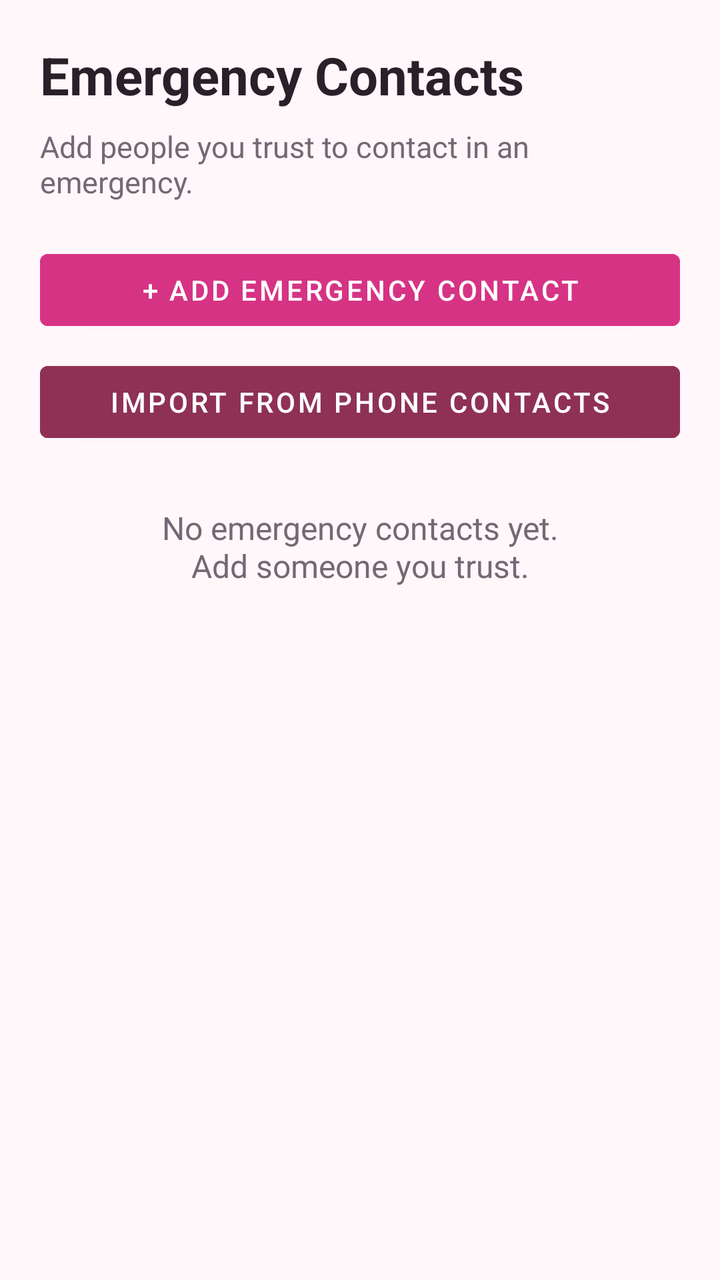
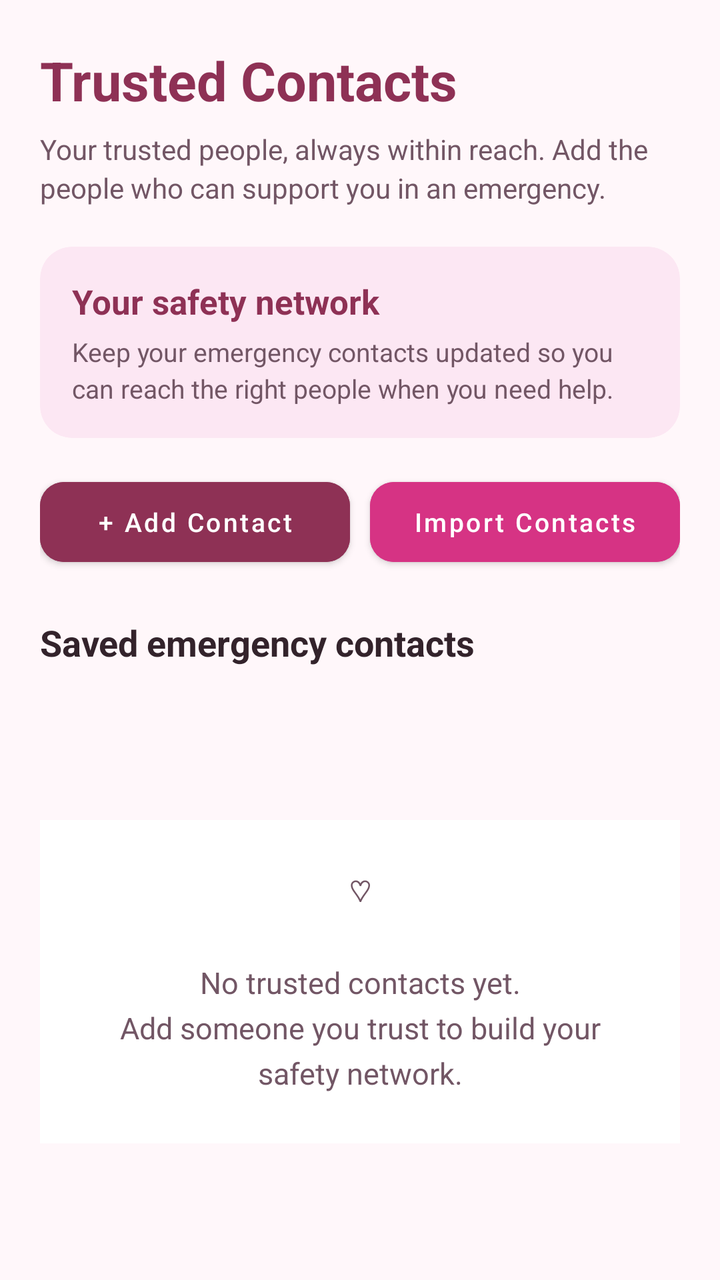

An Android layout rendered at two revisions. The XML below is the earlier revision; the diff shows what the commit changed to produce the second picture.
<!-- AndroidManifest.xml: application theme Theme.SafeHer -->
<!-- res/layout/activity_emergency_contacts.xml -->
<?xml version="1.0" encoding="utf-8"?>
<androidx.constraintlayout.widget.ConstraintLayout
    xmlns:android="http://schemas.android.com/apk/res/android"
    xmlns:app="http://schemas.android.com/apk/res-auto"
    android:layout_width="match_parent"
    android:layout_height="match_parent"
    android:background="#FFF7FA"
    android:padding="20dp">

    <TextView
        android:id="@+id/emergencyContactsTitle"
        android:layout_width="0dp"
        android:layout_height="wrap_content"
        android:text="Emergency Contacts"
        android:textColor="#29202A"
        android:textSize="26sp"
        android:textStyle="bold"
        app:layout_constraintTop_toTopOf="parent"
        app:layout_constraintStart_toStartOf="parent"
        app:layout_constraintEnd_toEndOf="parent" />

    <TextView
        android:id="@+id/emergencyContactsSubtitle"
        android:layout_width="0dp"
        android:layout_height="wrap_content"
        android:layout_marginTop="8dp"
        android:text="Add people you trust to contact in an emergency."
        android:textColor="#756875"
        android:textSize="15sp"
        app:layout_constraintTop_toBottomOf="@id/emergencyContactsTitle"
        app:layout_constraintStart_toStartOf="parent"
        app:layout_constraintEnd_toEndOf="parent" />

    <Button
        android:id="@+id/addEmergencyContactButton"
        android:layout_width="0dp"
        android:layout_height="wrap_content"
        android:layout_marginTop="20dp"
        android:backgroundTint="#D63384"
        android:text="+ Add Emergency Contact"
        android:textColor="#FFFFFF"
        app:layout_constraintTop_toBottomOf="@id/emergencyContactsSubtitle"
        app:layout_constraintStart_toStartOf="parent"
        app:layout_constraintEnd_toEndOf="parent" />

    <Button
        android:id="@+id/importPhoneContactsButton"
        android:layout_width="0dp"
        android:layout_height="wrap_content"
        android:layout_marginTop="8dp"
        android:backgroundTint="#8E3155"
        android:text="Import from Phone Contacts"
        android:textColor="#FFFFFF"
        app:layout_constraintTop_toBottomOf="@id/addEmergencyContactButton"
        app:layout_constraintStart_toStartOf="parent"
        app:layout_constraintEnd_toEndOf="parent" />

    <TextView
        android:id="@+id/emptyContactsText"
        android:layout_width="0dp"
        android:layout_height="wrap_content"
        android:layout_marginTop="28dp"
        android:gravity="center"
        android:text="No emergency contacts yet.\nAdd someone you trust."
        android:textColor="#756875"
        android:textSize="16sp"
        android:visibility="visible"
        app:layout_constraintTop_toBottomOf="@id/importPhoneContactsButton"
        app:layout_constraintStart_toStartOf="parent"
        app:layout_constraintEnd_toEndOf="parent" />

    <androidx.recyclerview.widget.RecyclerView
        android:id="@+id/emergencyContactsRecyclerView"
        android:layout_width="0dp"
        android:layout_height="0dp"
        android:layout_marginTop="16dp"
        android:clipToPadding="false"
        android:paddingBottom="12dp"
        app:layout_constraintTop_toBottomOf="@id/importPhoneContactsButton"
        app:layout_constraintBottom_toBottomOf="parent"
        app:layout_constraintStart_toStartOf="parent"
        app:layout_constraintEnd_toEndOf="parent" />

</androidx.constraintlayout.widget.ConstraintLayout>
<!-- resources referenced by this layout -->
<resources>
  <style name="Theme.SafeHer" parent="Theme.MaterialComponents.DayNight.DarkActionBar">
          
          <item name="colorPrimary">@color/purple_500</item>
          <item name="colorPrimaryVariant">@color/purple_700</item>
          <item name="colorOnPrimary">@color/white</item>
          
          <item name="colorSecondary">@color/teal_200</item>
          <item name="colorSecondaryVariant">@color/teal_700</item>
          <item name="colorOnSecondary">@color/black</item>
          
          <item name="android:statusBarColor">?attr/colorPrimaryVariant</item>
          
      </style>
  <color name="purple_500">#FF6200EE</color>
  <color name="purple_700">#FF3700B3</color>
  <color name="white">#FFFFFFFF</color>
  <color name="teal_200">#FF03DAC5</color>
  <color name="teal_700">#FF018786</color>
  <color name="black">#FF000000</color>
</resources>

<!-- the commit's change to res/layout/activity_emergency_contacts.xml (unified diff, before → after) -->
@@ -5,15 +5,18 @@
     android:layout_width="match_parent"
     android:layout_height="match_parent"
     android:background="#FFF7FA"
-    android:padding="20dp">
+    android:paddingStart="20dp"
+    android:paddingEnd="20dp"
+    android:paddingTop="22dp"
+    android:paddingBottom="12dp">
 
     <TextView
         android:id="@+id/emergencyContactsTitle"
         android:layout_width="0dp"
         android:layout_height="wrap_content"
-        android:text="Emergency Contacts"
-        android:textColor="#29202A"
-        android:textSize="26sp"
+        android:text="Trusted Contacts"
+        android:textColor="#8E3155"
+        android:textSize="27sp"
         android:textStyle="bold"
         app:layout_constraintTop_toTopOf="parent"
         app:layout_constraintStart_toStartOf="parent"
@@ -23,35 +26,102 @@
         android:id="@+id/emergencyContactsSubtitle"
         android:layout_width="0dp"
         android:layout_height="wrap_content"
-        android:layout_marginTop="8dp"
-        android:text="Add people you trust to contact in an emergency."
-        android:textColor="#756875"
-        android:textSize="15sp"
+        android:layout_marginTop="7dp"
+        android:text="Your trusted people, always within reach. Add the people who can support you in an emergency."
+        android:textColor="#725665"
+        android:textSize="14sp"
+        android:lineSpacingExtra="3dp"
         app:layout_constraintTop_toBottomOf="@id/emergencyContactsTitle"
         app:layout_constraintStart_toStartOf="parent"
         app:layout_constraintEnd_toEndOf="parent" />
 
-    <Button
-        android:id="@+id/addEmergencyContactButton"
+    <androidx.cardview.widget.CardView
+        android:id="@+id/contactInfoCard"
         android:layout_width="0dp"
         android:layout_height="wrap_content"
         android:layout_marginTop="20dp"
-        android:backgroundTint="#D63384"
-        android:text="+ Add Emergency Contact"
-        android:textColor="#FFFFFF"
+        app:cardBackgroundColor="#FCE7F3"
+        app:cardCornerRadius="16dp"
+        app:cardElevation="0dp"
         app:layout_constraintTop_toBottomOf="@id/emergencyContactsSubtitle"
         app:layout_constraintStart_toStartOf="parent"
-        app:layout_constraintEnd_toEndOf="parent" />
+        app:layout_constraintEnd_toEndOf="parent">
 
-    <Button
-        android:id="@+id/importPhoneContactsButton"
+        <LinearLayout
+            android:layout_width="match_parent"
+            android:layout_height="wrap_content"
+            android:orientation="vertical"
+            android:padding="16dp">
+
+            <TextView
+                android:layout_width="match_parent"
+                android:layout_height="wrap_content"
+                android:text="Your safety network"
+                android:textColor="#8E3155"
+                android:textSize="17sp"
+                android:textStyle="bold" />
+
+            <TextView
+                android:layout_width="match_parent"
+                android:layout_height="wrap_content"
+                android:layout_marginTop="5dp"
+                android:text="Keep your emergency contacts updated so you can reach the right people when you need help."
+                android:textColor="#725665"
+                android:textSize="13sp"
+                android:lineSpacingExtra="3dp" />
+
+        </LinearLayout>
+
+    </androidx.cardview.widget.CardView>
+
+    <LinearLayout
+        android:id="@+id/contactActionButtons"
         android:layout_width="0dp"
         android:layout_height="wrap_content"
-        android:layout_marginTop="8dp"
-        android:backgroundTint="#8E3155"
-        android:text="Import from Phone Contacts"
-        android:textColor="#FFFFFF"
-        app:layout_constraintTop_toBottomOf="@id/addEmergencyContactButton"
+        android:layout_marginTop="16dp"
+        android:orientation="horizontal"
+        android:gravity="center_vertical"
+        app:layout_constraintTop_toBottomOf="@id/contactInfoCard"
+        app:layout_constraintStart_toStartOf="parent"
+        app:layout_constraintEnd_toEndOf="parent">
+
+        <Button
+            android:id="@+id/addEmergencyContactButton"
+            android:layout_width="0dp"
+            android:layout_height="52dp"
+            android:layout_weight="1"
+            android:backgroundTint="#8E3155"
+            android:text="+ Add Contact"
+            android:textColor="#FFFFFF"
+            android:textSize="13sp"
+            android:textAllCaps="false"
+            app:cornerRadius="12dp" />
+
+        <Button
+            android:id="@+id/importPhoneContactsButton"
+            android:layout_width="0dp"
+            android:layout_height="52dp"
+            android:layout_marginStart="10dp"
+            android:layout_weight="1"
+            android:backgroundTint="#D63384"
+            android:text="Import Contacts"
+            android:textColor="#FFFFFF"
+            android:textSize="13sp"
+            android:textAllCaps="false"
+            app:cornerRadius="12dp" />
+
+    </LinearLayout>
+
+    <TextView
+        android:id="@+id/contactsSectionTitle"
+        android:layout_width="0dp"
+        android:layout_height="wrap_content"
+        android:layout_marginTop="22dp"
+        android:text="Saved emergency contacts"
+        android:textColor="#33232B"
+        android:textSize="18sp"
+        android:textStyle="bold"
+        app:layout_constraintTop_toBottomOf="@id/contactActionButtons"
         app:layout_constraintStart_toStartOf="parent"
         app:layout_constraintEnd_toEndOf="parent" />
 
@@ -59,13 +129,17 @@
         android:id="@+id/emptyContactsText"
         android:layout_width="0dp"
         android:layout_height="wrap_content"
-        android:layout_marginTop="28dp"
+        android:layout_marginTop="20dp"
+        android:background="#FFFFFF"
         android:gravity="center"
-        android:text="No emergency contacts yet.\nAdd someone you trust."
-        android:textColor="#756875"
-        android:textSize="16sp"
+        android:padding="25dp"
+        android:text="♡\n\nNo trusted contacts yet.\nAdd someone you trust to build your safety network."
+        android:textColor="#725665"
+        android:textSize="15sp"
+        android:lineSpacingExtra="5dp"
         android:visibility="visible"
-        app:layout_constraintTop_toBottomOf="@id/importPhoneContactsButton"
+        app:layout_constraintTop_toBottomOf="@id/contactsSectionTitle"
+        app:layout_constraintBottom_toBottomOf="parent"
         app:layout_constraintStart_toStartOf="parent"
         app:layout_constraintEnd_toEndOf="parent" />
 
@@ -73,10 +147,10 @@
         android:id="@+id/emergencyContactsRecyclerView"
         android:layout_width="0dp"
         android:layout_height="0dp"
-        android:layout_marginTop="16dp"
+        android:layout_marginTop="14dp"
         android:clipToPadding="false"
-        android:paddingBottom="12dp"
-        app:layout_constraintTop_toBottomOf="@id/importPhoneContactsButton"
+        android:paddingBottom="10dp"
+        app:layout_constraintTop_toBottomOf="@id/contactsSectionTitle"
         app:layout_constraintBottom_toBottomOf="parent"
         app:layout_constraintStart_toStartOf="parent"
         app:layout_constraintEnd_toEndOf="parent" />
